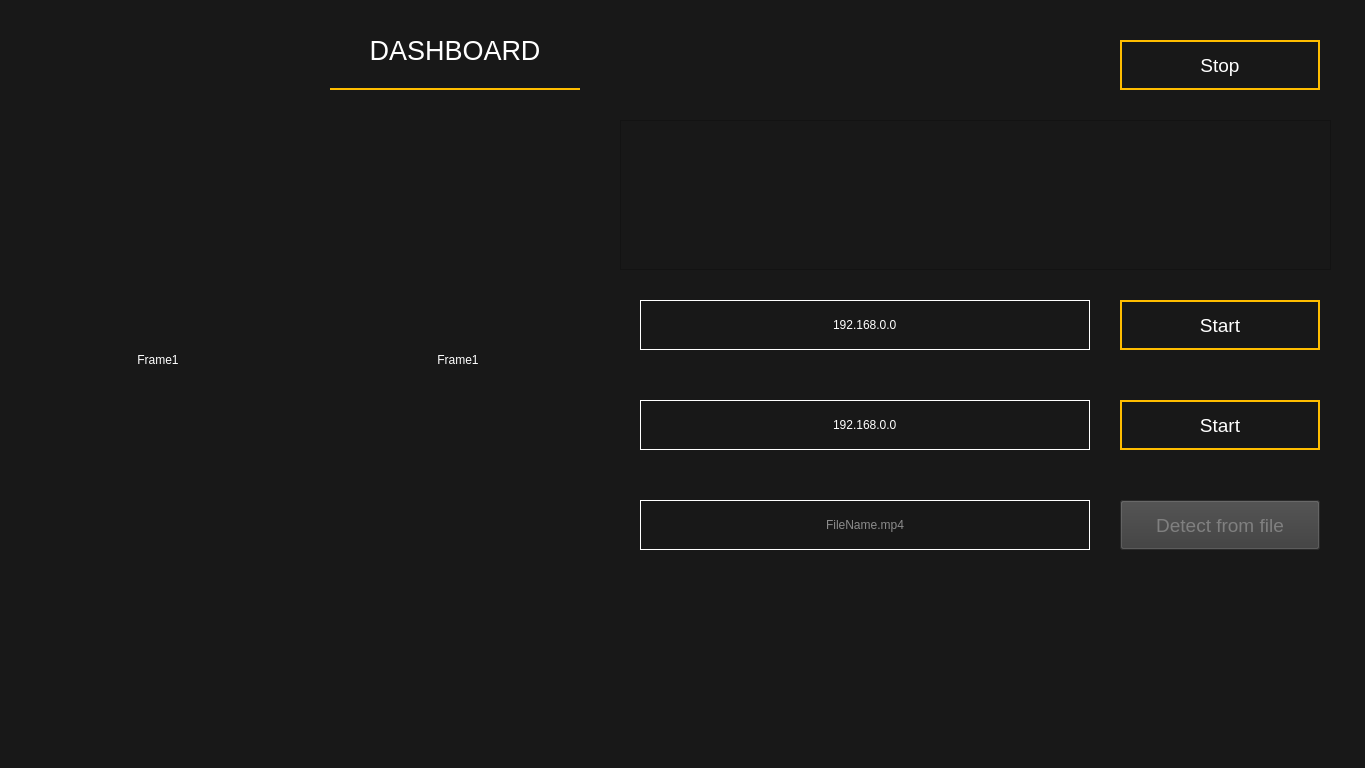
Qt form gui.ui (pbelhe/OAKcamera) before a commit.
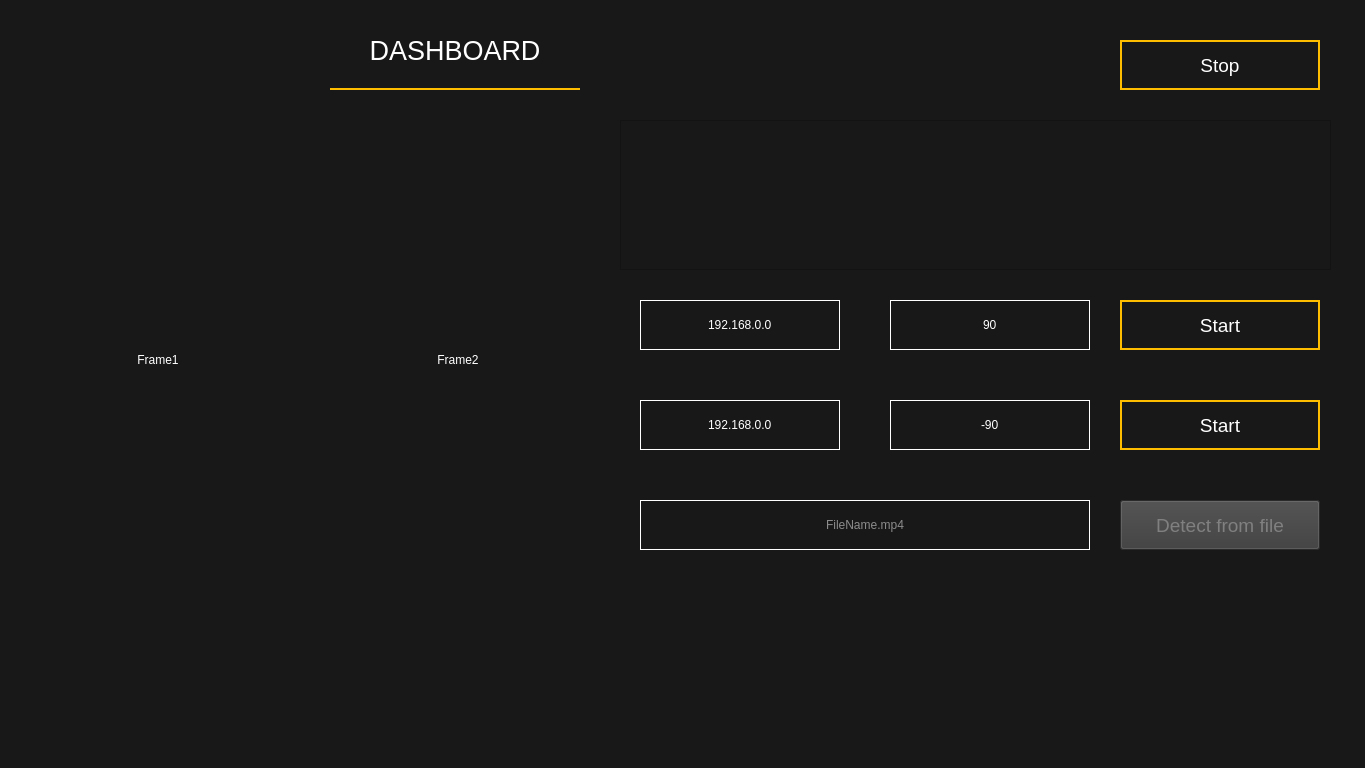
The same form after that commit. Icons and pictures are not drawn.

Patch:
```diff
--- a/gui.ui
+++ b/gui.ui
@@ -176,7 +176,7 @@
      <rect>
       <x>640</x>
       <y>300</y>
-      <width>450</width>
+      <width>200</width>
       <height>50</height>
      </rect>
     </property>
@@ -246,7 +246,7 @@
      <rect>
       <x>640</x>
       <y>400</y>
-      <width>450</width>
+      <width>200</width>
       <height>50</height>
      </rect>
     </property>
@@ -329,12 +329,56 @@
      <enum>Qt::LeftToRight</enum>
     </property>
     <property name="text">
-     <string>Frame1</string>
+     <string>Frame2</string>
     </property>
     <property name="alignment">
      <set>Qt::AlignCenter</set>
     </property>
    </widget>
+   <widget class="QLineEdit" name="angle1_text">
+    <property name="geometry">
+     <rect>
+      <x>890</x>
+      <y>300</y>
+      <width>200</width>
+      <height>50</height>
+     </rect>
+    </property>
+    <property name="styleSheet">
+     <string notr="true">border: 1px solid white;</string>
+    </property>
+    <property name="text">
+     <string>90</string>
+    </property>
+    <property name="alignment">
+     <set>Qt::AlignCenter</set>
+    </property>
+    <property name="placeholderText">
+     <string>FileName.mp4</string>
+    </property>
+   </widget>
+   <widget class="QLineEdit" name="angle2_text">
+    <property name="geometry">
+     <rect>
+      <x>890</x>
+      <y>400</y>
+      <width>200</width>
+      <height>50</height>
+     </rect>
+    </property>
+    <property name="styleSheet">
+     <string notr="true">border: 1px solid white;</string>
+    </property>
+    <property name="text">
+     <string>-90</string>
+    </property>
+    <property name="alignment">
+     <set>Qt::AlignCenter</set>
+    </property>
+    <property name="placeholderText">
+     <string>FileName.mp4</string>
+    </property>
+   </widget>
   </widget>
   <widget class="QStatusBar" name="statusbar">
    <property name="styleSheet">
```
